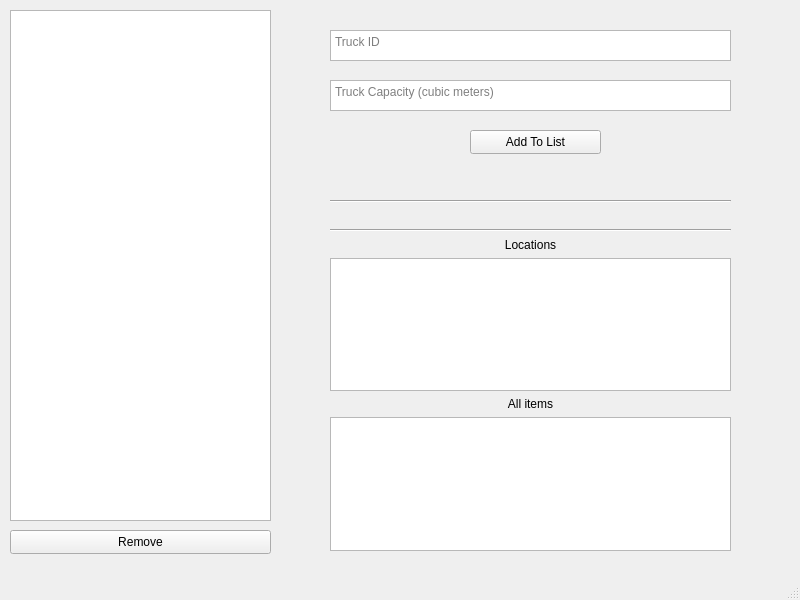
DhirajWishal/DeliveryPlanningTool, file Source/ManageTrucks.ui: the form before one commit.
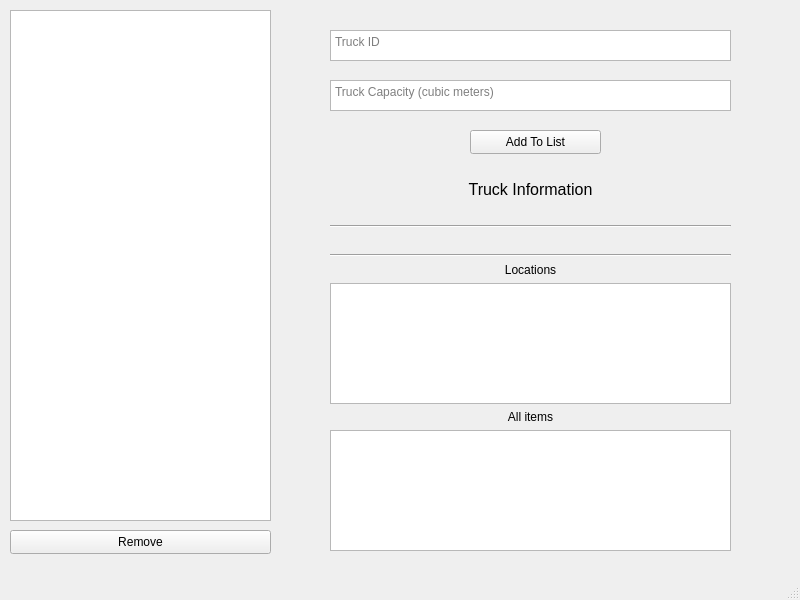
The form after the commit.

Patch:
```diff
--- a/Source/ManageTrucks.ui
+++ b/Source/ManageTrucks.ui
@@ -86,6 +86,21 @@
      </rect>
     </property>
     <layout class="QVBoxLayout" name="verticalLayout">
+     <item>
+      <widget class="QLabel" name="label_3">
+       <property name="font">
+        <font>
+         <pointsize>12</pointsize>
+        </font>
+       </property>
+       <property name="text">
+        <string>Truck Information</string>
+       </property>
+       <property name="alignment">
+        <set>Qt::AlignCenter</set>
+       </property>
+      </widget>
+     </item>
      <item>
       <widget class="QLabel" name="labelTruckID">
        <property name="text">
```
